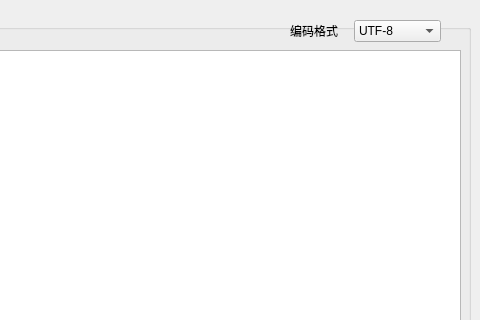
Berte-Yu/ComTool, file COM_Tool/Main_form.ui: the form before one commit; both pictures show x 240 to 720 and y 0 to 320 of the 720 by 530 pixel window.
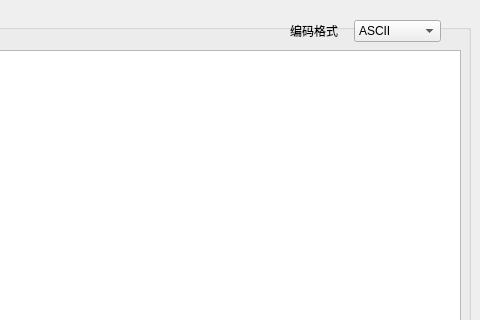
The form after the commit.

The edit to the form file:
```diff
--- a/COM_Tool/Main_form.ui
+++ b/COM_Tool/Main_form.ui
@@ -507,6 +507,11 @@
       </item>
       <item row="0" column="1">
        <widget class="QComboBox" name="comboBox_encode">
+        <item>
+         <property name="text">
+          <string>ASCII</string>
+         </property>
+        </item>
         <item>
          <property name="text">
           <string>UTF-8</string>
```
Left out of the diff: 4 changed lines with no effect on the pictures.
